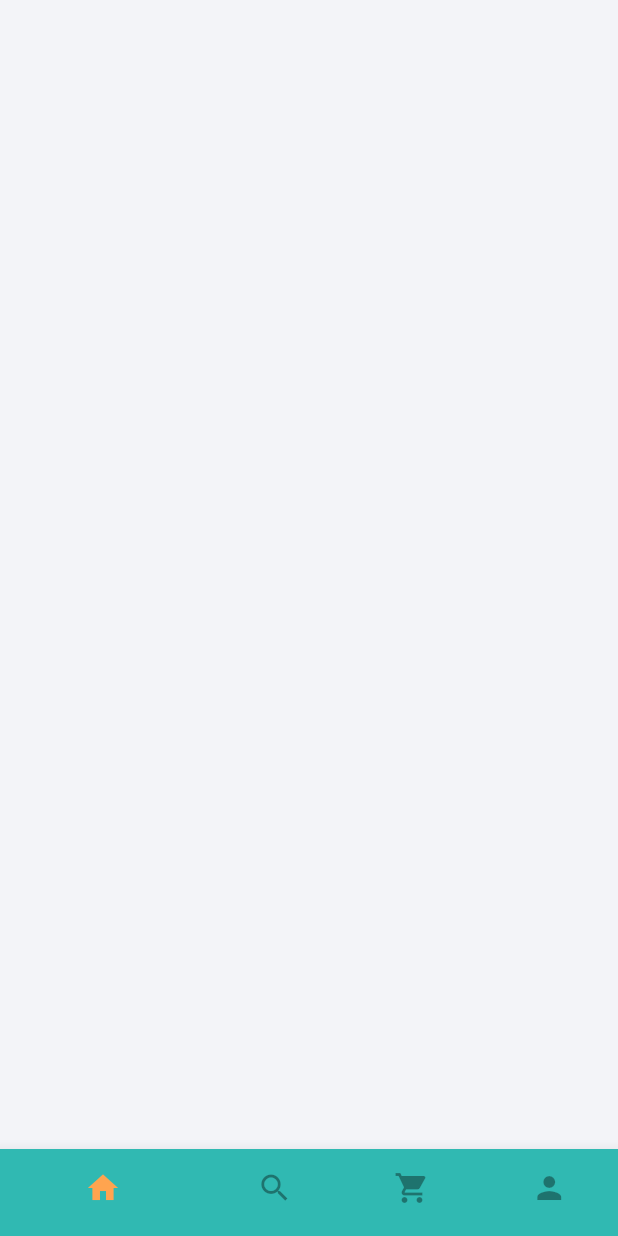
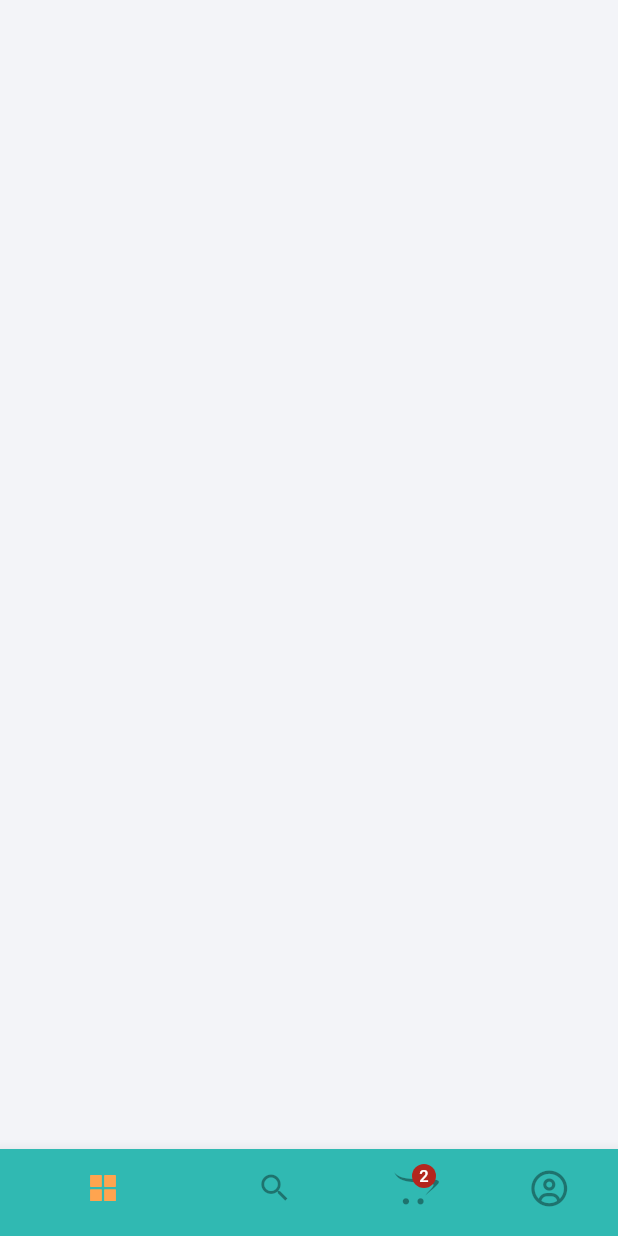
Before and after one commit to JacklynConn/foodly, a Flutter app: the screen it shows after launch, on a phone screen of 412 x 824 dp. Run offline on Flutter 3.47's test engine with Material 3 defaults, Android fonts, the phone set to English and light mode, and no system bars; our stand-ins replace flutter_screenutil, flutter_vector_icons, get.

Commit message:
6-7 importing flutter vector icons and bottom navigation bar icon variations

```diff
--- a/lib/views/entrypoint.dart
+++ b/lib/views/entrypoint.dart
@@ -1,4 +1,5 @@
 import 'package:flutter/material.dart';
+import 'package:flutter_vector_icons/flutter_vector_icons.dart';
 import '../constants/constants.dart';
 import 'package:get/get.dart';
 import '../controllers/tab_index_controller.dart';
@@ -29,7 +30,10 @@ class MainScreen extends StatelessWidget {
                   currentIndex: controller.tabIndex,
                   items: [
                     BottomNavigationBarItem(
-                      icon: Icon(Icons.home),
+                      icon:
+                          controller.tabIndex == 0
+                              ? Icon(AntDesign.appstore1)
+                              : Icon(AntDesign.appstore_o),
                       label: 'Home',
                     ),
                     BottomNavigationBarItem(
@@ -37,11 +41,17 @@ class MainScreen extends StatelessWidget {
                       label: 'Search',
                     ),
                     BottomNavigationBarItem(
-                      icon: Icon(Icons.shopping_cart),
+                      icon: Badge(
+                        label: Text('2'),
+                        child: Icon(FontAwesome.opencart),
+                      ),
                       label: 'Cart',
                     ),
                     BottomNavigationBarItem(
-                      icon: Icon(Icons.person),
+                      icon:
+                          controller.tabIndex == 3
+                              ? Icon(FontAwesome.user_circle)
+                              : Icon(FontAwesome.user_circle_o),
                       label: 'Profile',
                     ),
                   ],
--- a/pubspec.yaml
+++ b/pubspec.yaml
@@ -15,6 +15,7 @@ dependencies:
   flutter_screenutil: ^5.9.3 # For responsive design
   google_fonts: ^6.2.1 # For custom fonts
   get: ^4.7.2 # For state management
+  flutter_vector_icons: ^2.0.0 # For vector icons
 
 dev_dependencies:
   flutter_test:
```
Also changed, not shown: pubspec.lock.
